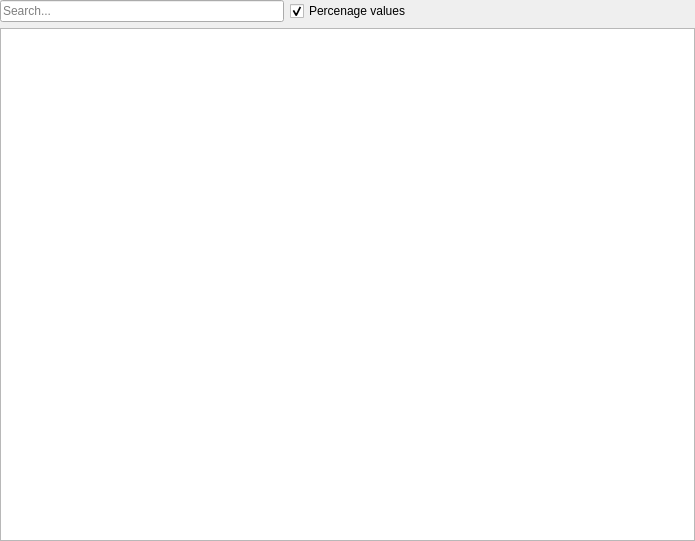
Old version of the form tools/cachegrind/view.ui in the repository KDE/kdev-valgrind.
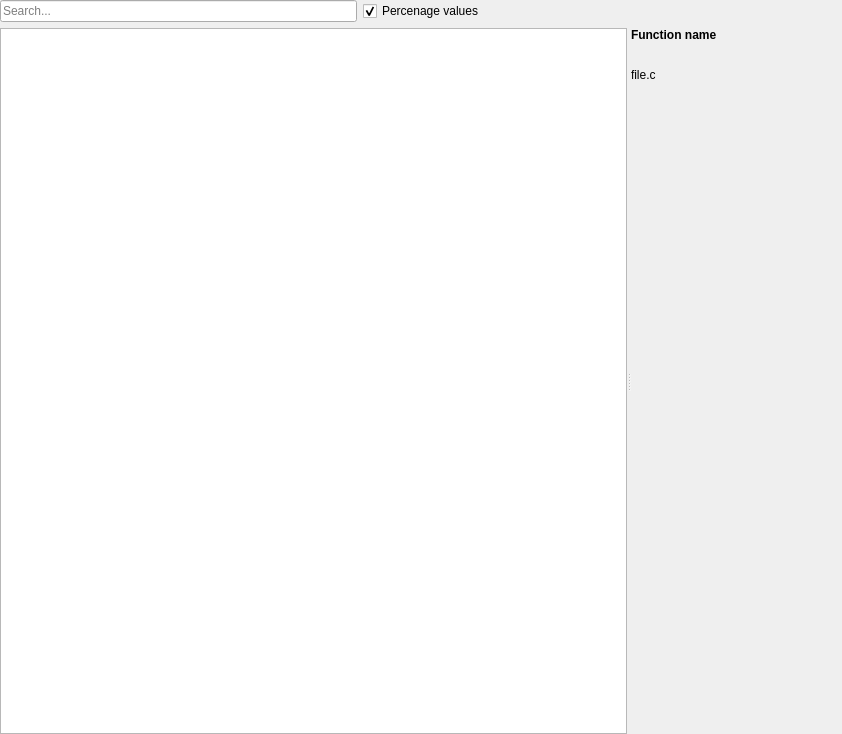
New version of the form.

Commit message: Cachegrind view UI redesign

Diff of the .ui file:
```diff
--- a/tools/cachegrind/view.ui
+++ b/tools/cachegrind/view.ui
@@ -6,14 +6,14 @@
    <rect>
     <x>0</x>
     <y>0</y>
-    <width>695</width>
-    <height>541</height>
+    <width>842</width>
+    <height>734</height>
    </rect>
   </property>
   <property name="windowTitle">
    <string>Form</string>
   </property>
-  <layout class="QVBoxLayout" name="verticalLayout">
+  <layout class="QVBoxLayout" name="verticalLayout_2">
    <property name="leftMargin">
     <number>0</number>
    </property>
@@ -64,10 +64,80 @@
     </layout>
    </item>
    <item>
-    <widget class="QTreeView" name="callsView">
-     <property name="rootIsDecorated">
+    <widget class="QSplitter" name="splitter">
+     <property name="sizePolicy">
+      <sizepolicy hsizetype="Expanding" vsizetype="Expanding">
+       <horstretch>0</horstretch>
+       <verstretch>0</verstretch>
+      </sizepolicy>
+     </property>
+     <property name="orientation">
+      <enum>Qt::Horizontal</enum>
+     </property>
+     <property name="childrenCollapsible">
       <bool>false</bool>
      </property>
+     <widget class="QTreeView" name="functionsView">
+      <property name="rootIsDecorated">
+       <bool>false</bool>
+      </property>
+     </widget>
+     <widget class="QWidget" name="layoutWidget">
+      <layout class="QVBoxLayout" name="verticalLayout">
+       <item>
+        <widget class="QLabel" name="nameLabel">
+         <property name="font">
+          <font>
+           <weight>75</weight>
+           <bold>true</bold>
+          </font>
+         </property>
+         <property name="text">
+          <string notr="true">Function name</string>
+         </property>
+         <property name="wordWrap">
+          <bool>true</bool>
+         </property>
+        </widget>
+       </item>
+       <item>
+        <widget class="QLabel" name="emptyLabel">
+         <property name="text">
+          <string/>
+         </property>
+        </widget>
+       </item>
+       <item>
+        <widget class="QLabel" name="sourceLabel">
+         <property name="text">
+          <string notr="true">file.c</string>
+         </property>
+         <property name="wordWrap">
+          <bool>true</bool>
+         </property>
+         <property name="textInteractionFlags">
+          <set>Qt::LinksAccessibleByMouse|Qt::TextSelectableByKeyboard|Qt::TextSelectableByMouse</set>
+         </property>
+        </widget>
+       </item>
+       <item>
+        <spacer name="verticalSpacer">
+         <property name="orientation">
+          <enum>Qt::Vertical</enum>
+         </property>
+         <property name="sizeType">
+          <enum>QSizePolicy::Expanding</enum>
+         </property>
+         <property name="sizeHint" stdset="0">
+          <size>
+           <width>75</width>
+           <height>40</height>
+          </size>
+         </property>
+        </spacer>
+       </item>
+      </layout>
+     </widget>
     </widget>
    </item>
   </layout>
```
Left out of the diff: 5 changed lines with no effect on the pictures. The commit also changes 2 other files.
